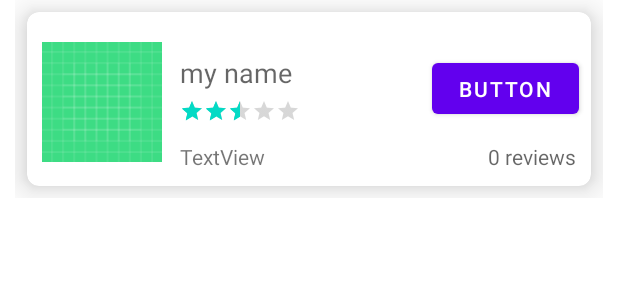
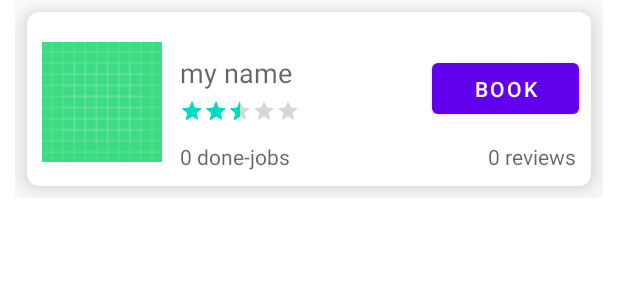
Before and after one commit to moutaz-hegazy/FixX-Project-Android, an Android app: the layout technician_item.xml on its own in the app's theme, with its tools: preview values and no code run, on a phone screen of 412 x 824 dp. Shown: the top 300 px of the screen. Run offline under Robolectric (Android 15) with nearby library versions, the phone set to English and light mode, and no system bars.

Commit message:
Update technician_item.xml

```diff
--- a/FixX/app/src/main/res/layout/technician_item.xml
+++ b/FixX/app/src/main/res/layout/technician_item.xml
@@ -77,7 +77,7 @@
                 android:layout_width="wrap_content"
                 android:layout_height="wrap_content"
                 android:layout_marginStart="12dp"
-                android:text="TextView"
+                android:hint="0 done-jobs"
                 app:layout_constraintBottom_toBottomOf="@+id/technician_item_review_lbl"
                 app:layout_constraintStart_toEndOf="@+id/technician_item_img"
                 app:layout_constraintTop_toTopOf="@+id/technician_item_review_lbl" />
@@ -88,7 +88,7 @@
                 android:layout_height="46dp"
                 android:layout_marginTop="28dp"
                 android:layout_marginEnd="8dp"
-                android:text="Button"
+                android:text="Book"
                 app:layout_constraintEnd_toEndOf="parent"
                 app:layout_constraintTop_toTopOf="parent" />
         </androidx.constraintlayout.widget.ConstraintLayout>
```
